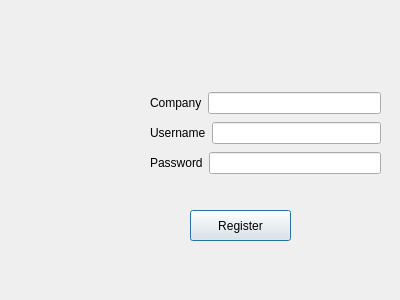
Before: the Qt Designer form register.ui in sgupta38/Password_Assistant, drawn with Qt 5.
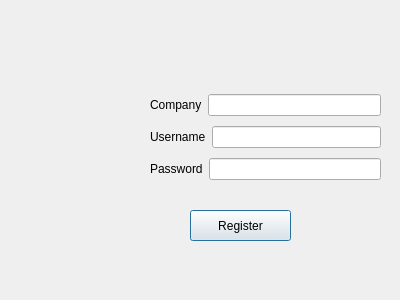
After: the same form once the commit is applied.

```diff
--- a/register.ui
+++ b/register.ui
@@ -35,7 +35,7 @@
      <x>150</x>
      <y>90</y>
      <width>231</width>
-     <height>88</height>
+     <height>94</height>
     </rect>
    </property>
    <layout class="QVBoxLayout" name="verticalLayout">
@@ -49,7 +49,11 @@
        </widget>
       </item>
       <item>
-       <widget class="QLineEdit" name="m_company_lineEdit"/>
+       <widget class="QLineEdit" name="m_company_lineEdit">
+        <property name="styleSheet">
+         <string notr="true">font: 9pt &quot;MS Shell Dlg 2&quot;;</string>
+        </property>
+       </widget>
       </item>
      </layout>
     </item>
@@ -63,7 +67,11 @@
        </widget>
       </item>
       <item>
-       <widget class="QLineEdit" name="m_username_lineEdit"/>
+       <widget class="QLineEdit" name="m_username_lineEdit">
+        <property name="styleSheet">
+         <string notr="true">font: 9pt &quot;MS Shell Dlg 2&quot;;</string>
+        </property>
+       </widget>
       </item>
      </layout>
     </item>
@@ -77,7 +85,11 @@
        </widget>
       </item>
       <item>
-       <widget class="QLineEdit" name="m_password_lineEdit"/>
+       <widget class="QLineEdit" name="m_password_lineEdit">
+        <property name="styleSheet">
+         <string notr="true">font: 9pt &quot;MS Shell Dlg 2&quot;;</string>
+        </property>
+       </widget>
       </item>
      </layout>
     </item>
```
